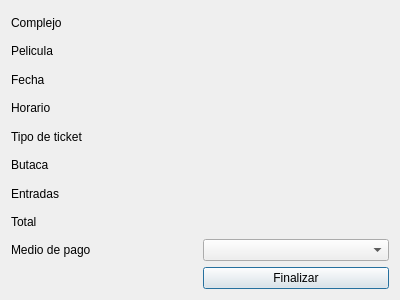
First picture: the form in Proyecto_Cine/pago.ui, repository moyeta-tech/Cine, before the edit.
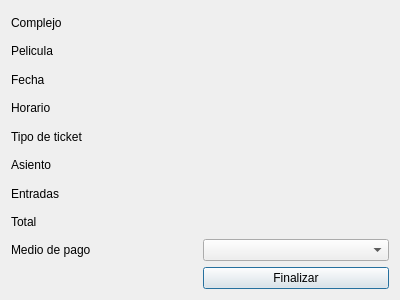
Second picture: the form after the edit.

```diff
--- a/Proyecto_Cine/pago.ui
+++ b/Proyecto_Cine/pago.ui
@@ -134,7 +134,7 @@
      <item row="5" column="0">
       <widget class="QLabel" name="label_15">
        <property name="text">
-        <string>Butaca</string>
+        <string>Asiento</string>
        </property>
       </widget>
      </item>
```
